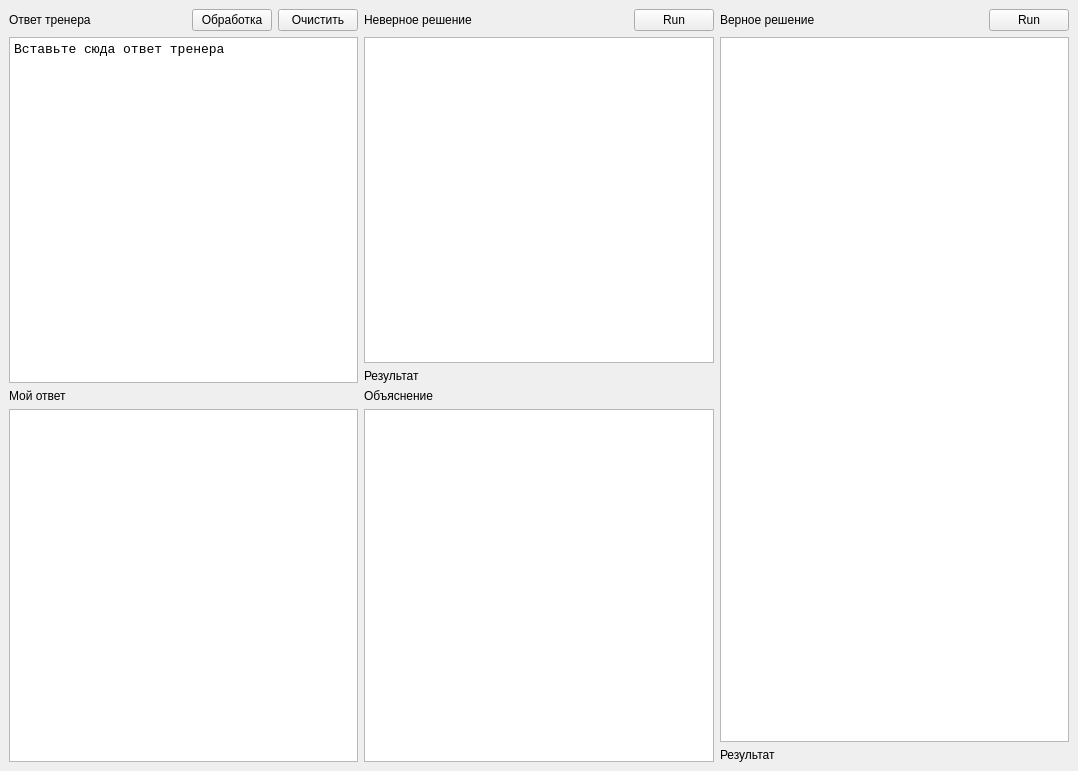
First picture: the form in mainwindow.ui, repository grigvlwork/logic, before the edit.
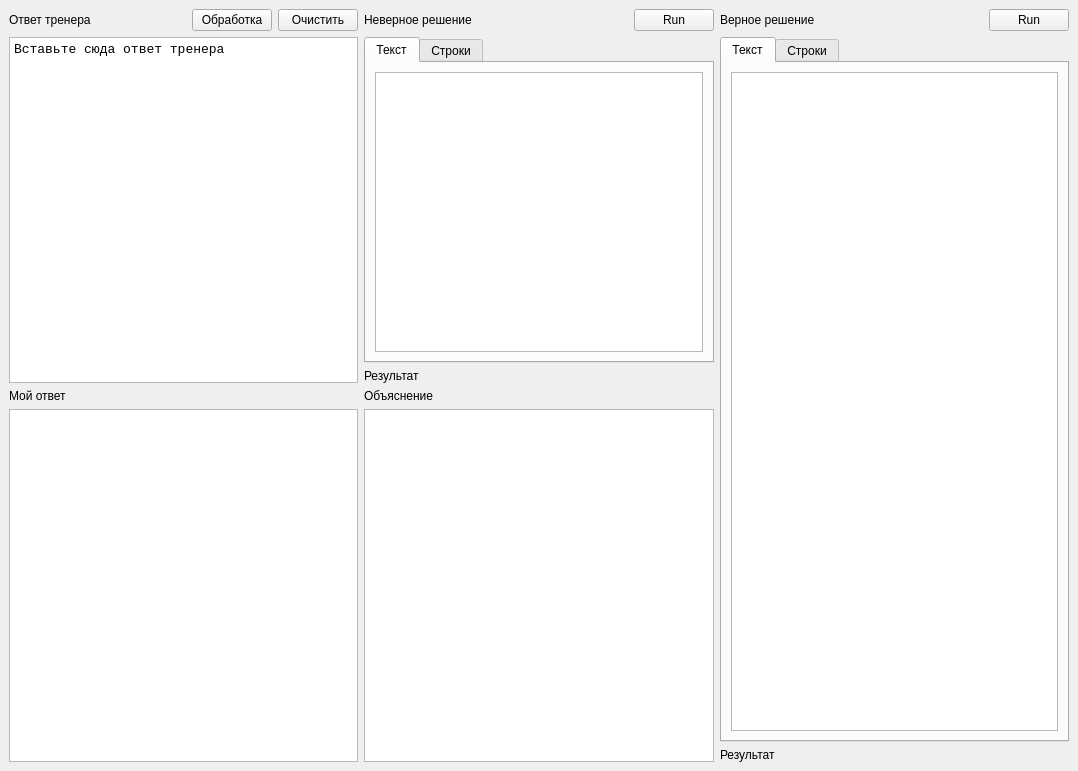
Second picture: the form after the edit.

Commit message: переделал дизайн на 2 вида, в табличном много проблем с правкой

What changed in the file:
```diff
--- a/mainwindow.ui
+++ b/mainwindow.ui
@@ -132,7 +132,31 @@
          </layout>
         </item>
         <item>
-         <widget class="QTableView" name="incorrect_answer_tv"/>
+         <widget class="QTabWidget" name="incorrect_answer_tw">
+          <property name="currentIndex">
+           <number>0</number>
+          </property>
+          <widget class="QWidget" name="tab">
+           <attribute name="title">
+            <string>Текст</string>
+           </attribute>
+           <layout class="QHBoxLayout" name="horizontalLayout_6">
+            <item>
+             <widget class="QPlainTextEdit" name="incorrect_answer_te"/>
+            </item>
+           </layout>
+          </widget>
+          <widget class="QWidget" name="tab_2">
+           <attribute name="title">
+            <string>Строки</string>
+           </attribute>
+           <layout class="QHBoxLayout" name="horizontalLayout_5">
+            <item>
+             <widget class="QTableView" name="incorrect_answer_tv"/>
+            </item>
+           </layout>
+          </widget>
+         </widget>
         </item>
         <item>
          <widget class="QLabel" name="incorrect_result">
@@ -200,7 +224,31 @@
        </layout>
       </item>
       <item>
-       <widget class="QTableView" name="correct_answer_tv"/>
+       <widget class="QTabWidget" name="correct_answer_tw">
+        <property name="currentIndex">
+         <number>0</number>
+        </property>
+        <widget class="QWidget" name="tab_5">
+         <attribute name="title">
+          <string>Текст</string>
+         </attribute>
+         <layout class="QHBoxLayout" name="horizontalLayout_8">
+          <item>
+           <widget class="QPlainTextEdit" name="correct_answer_te"/>
+          </item>
+         </layout>
+        </widget>
+        <widget class="QWidget" name="tab_6">
+         <attribute name="title">
+          <string>Строки</string>
+         </attribute>
+         <layout class="QHBoxLayout" name="horizontalLayout_7">
+          <item>
+           <widget class="QTableView" name="correct_answer_tv"/>
+          </item>
+         </layout>
+        </widget>
+       </widget>
       </item>
       <item>
        <widget class="QLabel" name="correct_result">
```
